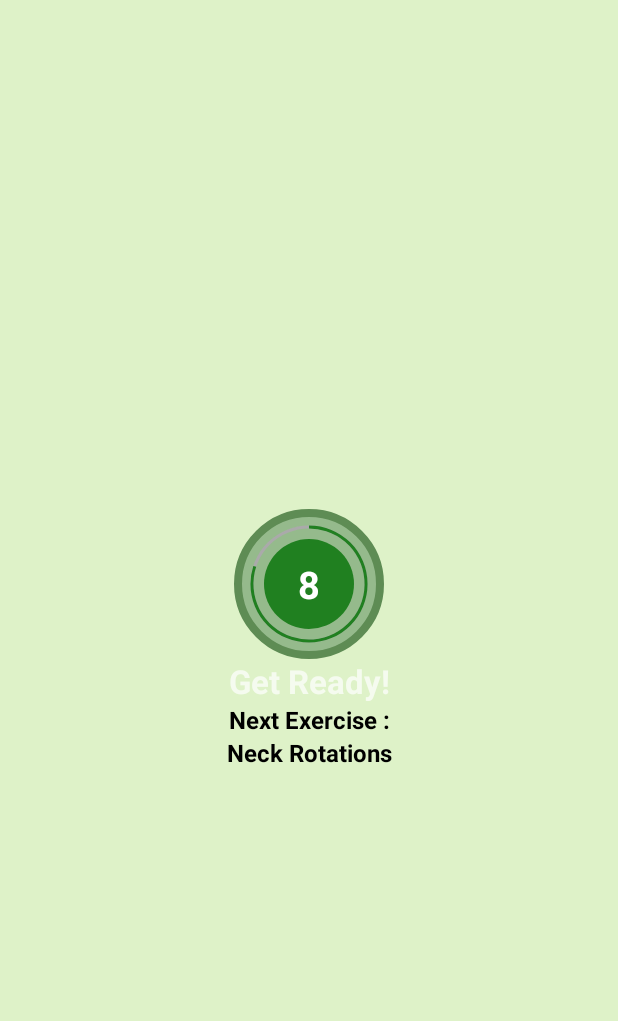
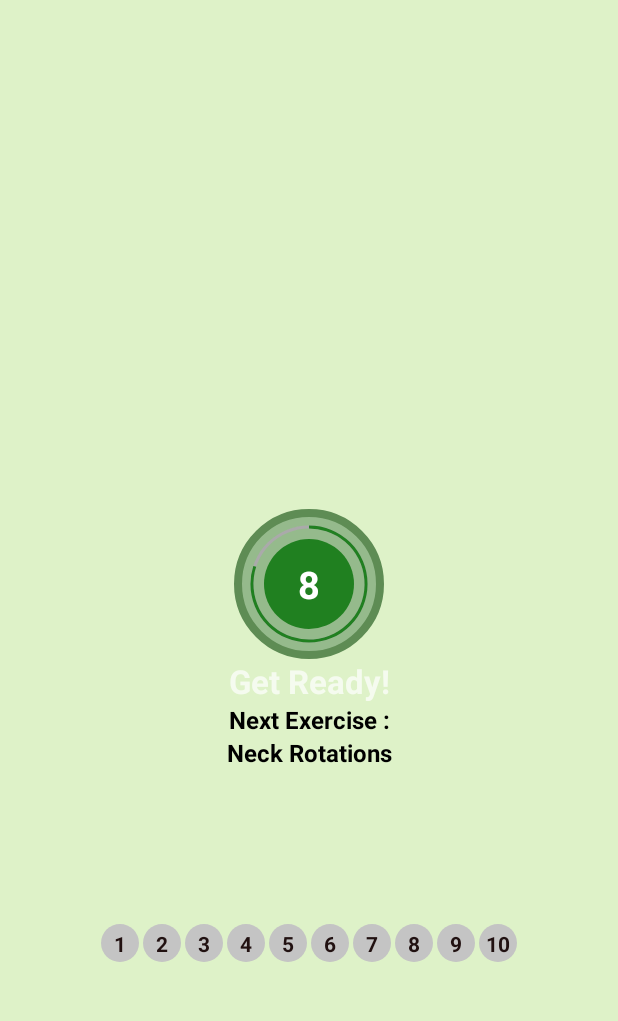
Before and after one commit to CSIBTN/7MinWorkout-App, an Android app: the ExerciseActivity screen opened directly, with no data from a screen before it, on a phone screen of 412 x 824 dp, the part 84-1105 px from its top. Run offline under Robolectric (Android 15) with nearby library versions, the phone set to English and light mode, and no system bars.

Commit message:
Added RecyclerView

```diff
--- a/app/src/main/java/com/csibtn/a7minutesworkout/ExerciseActivity.kt
+++ b/app/src/main/java/com/csibtn/a7minutesworkout/ExerciseActivity.kt
@@ -7,7 +7,7 @@ import android.os.Bundle
 import android.os.CountDownTimer
 import android.speech.tts.TextToSpeech
 import android.view.View
-import android.widget.Toast
+import androidx.recyclerview.widget.LinearLayoutManager
 import com.csibtn.a7minutesworkout.databinding.ActivityExerciseBinding
 import java.lang.Exception
 import java.util.*
@@ -28,6 +28,7 @@ class ExerciseActivity : AppCompatActivity(), TextToSpeech.OnInitListener {
 
     lateinit var tts : TextToSpeech
     lateinit var player : MediaPlayer
+    lateinit var exerciseAdapter : ExerciseStatusAdapter
 
     override fun onCreate(savedInstanceState: Bundle?) {
         super.onCreate(savedInstanceState)
@@ -43,7 +44,14 @@ class ExerciseActivity : AppCompatActivity(), TextToSpeech.OnInitListener {
         player = MediaPlayer()
 
         setupRestView()
+        adapterSetUp()
         tts = TextToSpeech(this,this,"")
+    }
+
+    private fun adapterSetUp(){
+        exerciseBinder.rvExerciseStatus.layoutManager = LinearLayoutManager(this, LinearLayoutManager.HORIZONTAL, false)
+        exerciseAdapter = ExerciseStatusAdapter(exerciseList)
+        exerciseBinder.rvExerciseStatus.adapter = exerciseAdapter
     }
 
     private fun setProgressBar() {
--- /dev/null
+++ b/app/src/main/java/com/csibtn/a7minutesworkout/ExerciseStatusAdapter.kt
@@ -0,0 +1,27 @@
+package com.csibtn.a7minutesworkout
+
+import android.view.LayoutInflater
+import android.view.View
+import android.view.ViewGroup
+import androidx.recyclerview.widget.RecyclerView
+import com.csibtn.a7minutesworkout.databinding.ItemExerciseStatusBinding
+
+class ExerciseStatusAdapter(val items : List<ExerciseModel>)  : RecyclerView.Adapter<ExerciseStatusAdapter.ExerciseHolder>() {
+
+    inner class ExerciseHolder(binding : ItemExerciseStatusBinding) : RecyclerView.ViewHolder(binding.root){
+        val tvItem = binding.tvItem
+    }
+
+    override fun onCreateViewHolder(parent: ViewGroup, viewType: Int): ExerciseHolder {
+        return ExerciseHolder(ItemExerciseStatusBinding.inflate(LayoutInflater.from(parent.context),parent,false))
+    }
+
+    override fun getItemCount(): Int {
+        return items.size
+    }
+
+    override fun onBindViewHolder(holder: ExerciseHolder, position: Int) {
+        val model : ExerciseModel = items[position]
+        holder.tvItem.text = model.getId().toString()
+    }
+}
--- /dev/null
+++ b/app/src/main/res/drawable/item_circular_color_gray_background.xml
@@ -0,0 +1,7 @@
+<?xml version="1.0" encoding="utf-8"?>
+<shape xmlns:android="http://schemas.android.com/apk/res/android"
+    android:shape="oval">
+
+    <solid android:color="#c4c4c4" />
+
+</shape>
--- a/app/src/main/res/layout/activity_exercise.xml
+++ b/app/src/main/res/layout/activity_exercise.xml
@@ -134,7 +134,6 @@
         android:layout_marginTop="10dp"
         android:background="@drawable/item_circular_border"
         android:visibility="gone"
-        app:layout_constraintBottom_toBottomOf="parent"
         app:layout_constraintEnd_toEndOf="parent"
         app:layout_constraintStart_toStartOf="parent"
         app:layout_constraintTop_toBottomOf="@+id/tvExercise"
@@ -172,5 +171,15 @@
         </LinearLayout>
     </FrameLayout>
 
+    <androidx.recyclerview.widget.RecyclerView
+        android:id="@+id/rvExerciseStatus"
+        android:layout_width="wrap_content"
+        android:layout_height="wrap_content"
+        android:layout_margin="5dp"
+        app:layout_constraintStart_toStartOf="parent"
+        app:layout_constraintEnd_toEndOf="parent"
+        app:layout_constraintTop_toBottomOf="@id/flExerciseView"
+        app:layout_constraintBottom_toBottomOf="parent" />
+
 
 </androidx.constraintlayout.widget.ConstraintLayout>
--- /dev/null
+++ b/app/src/main/res/layout/item_exercise_status.xml
@@ -0,0 +1,14 @@
+<?xml version="1.0" encoding="utf-8"?>
+<TextView xmlns:android="http://schemas.android.com/apk/res/android"
+    xmlns:tools="http://schemas.android.com/tools"
+    android:id="@+id/tvItem"
+    android:layout_margin="1dp"
+    android:layout_width="25dp"
+    android:layout_height="25dp"
+    android:background="@drawable/item_circular_color_gray_background"
+    android:gravity="center"
+    android:padding="3dp"
+    android:textColor="#211111"
+    android:textStyle="bold"
+    android:text="1"
+    />
```
